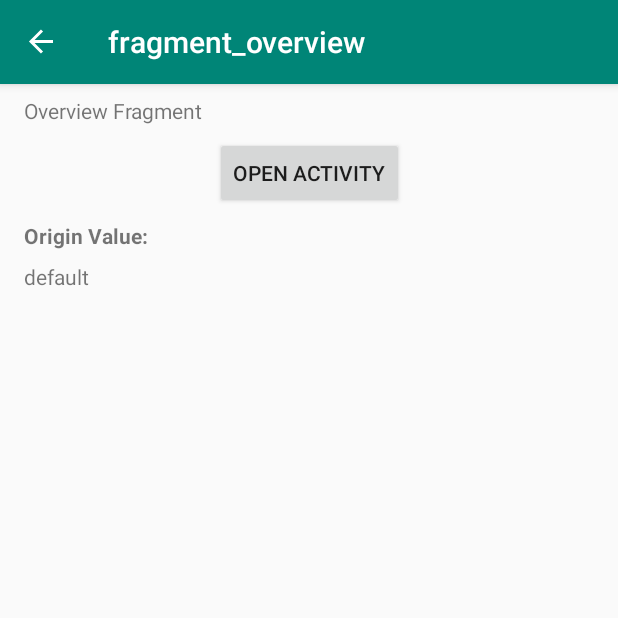
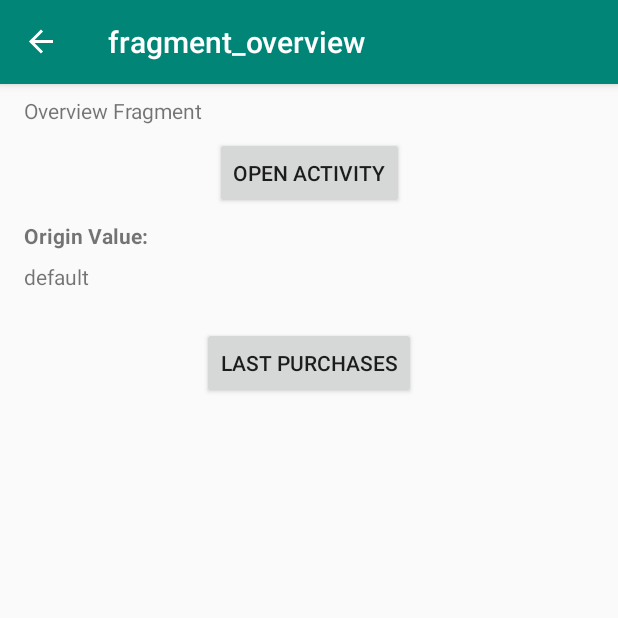
Before and after one commit to dhartwich1991/navigation-component, an Android app: the OverviewFragment screen opened through its navigation route, on a phone screen of 412 x 824 dp, the top half of it. Run offline under Robolectric (Android 15) with nearby library versions, the phone set to English and light mode, and no system bars; our stand-ins replace navigation-ui.

```diff
--- a/app/src/main/AndroidManifest.xml
+++ b/app/src/main/AndroidManifest.xml
@@ -10,6 +10,8 @@
         android:supportsRtl="true"
         android:theme="@style/AppTheme">
         <activity android:name=".MainActivity">
+            <nav-graph android:value="@navigation/mobile_navigation" />
+
             <intent-filter>
                 <action android:name="android.intent.action.MAIN" />
 
--- a/app/src/main/java/com/jdapplications/stationary/navigation/OverviewFragment.kt
+++ b/app/src/main/java/com/jdapplications/stationary/navigation/OverviewFragment.kt
@@ -19,6 +19,10 @@ class OverviewFragment : Fragment() {
             view.findNavController().navigate(R.id.action_overviewFragment_to_stationActivity)
         }
 
+        view.lastPurchasesButton.setOnClickListener {
+            view.findNavController().navigate(R.id.action_overviewFragment_to_lastPurchasesFragment)
+        }
+
         val origin = OverviewFragmentArgs.fromBundle(arguments).origin
         view.originTextView.text = origin
 
--- a/app/src/main/res/layout/fragment_overview.xml
+++ b/app/src/main/res/layout/fragment_overview.xml
@@ -49,5 +49,16 @@
         app:layout_constraintTop_toBottomOf="@+id/textView4"
         app:layout_constraintStart_toStartOf="parent"
         tools:text="Default" />
+    <Button
+        android:id="@+id/lastPurchasesButton"
+        android:layout_width="wrap_content"
+        android:layout_height="wrap_content"
+        android:layout_marginTop="24dp"
+        android:layout_marginStart="16dp"
+        android:layout_marginEnd="16dp"
+        android:text="Last purchases"
+        app:layout_constraintTop_toBottomOf="@+id/originTextView"
+        app:layout_constraintStart_toStartOf="parent"
+        app:layout_constraintEnd_toEndOf="parent" />
 
 </androidx.constraintlayout.widget.ConstraintLayout>
--- a/app/src/main/res/navigation/mobile_navigation.xml
+++ b/app/src/main/res/navigation/mobile_navigation.xml
@@ -30,10 +30,34 @@
             android:name="origin"
             app:argType="string"
             android:defaultValue="default" />
+        <action
+            android:id="@+id/action_overviewFragment_to_lastPurchasesFragment"
+            app:destination="@id/navigation" />
     </fragment>
     <activity
         android:id="@+id/stationActivity"
         android:name="com.jdapplications.stationary.navigation.StationActivity"
         android:label="activity_station"
         tools:layout="@layout/activity_station" />
+    <navigation android:id="@+id/navigation"
+        app:startDestination="@id/lastPurchasesFragment">
+        <fragment
+            android:id="@+id/lastPurchasesFragment"
+            android:name="com.jdapplications.stationary.navigation.LastPurchasesFragment"
+            android:label="fragment_last_purchases"
+            tools:layout="@layout/fragment_last_purchases">
+            <action
+                android:id="@+id/action_lastPurchasesFragment_to_articleDetailFragment"
+                app:destination="@id/articleDetailFragment" />
+        </fragment>
+        <fragment
+            android:id="@+id/articleDetailFragment"
+            android:name="com.jdapplications.stationary.navigation.ArticleDetailFragment"
+            android:label="fragment_article_detail"
+            tools:layout="@layout/fragment_article_detail" />
+        <deepLink
+            android:id="@+id/deepLink"
+            app:uri="navigation://last_purchases"
+            android:autoVerify="true" />
+    </navigation>
 </navigation>
```
Also changed, not shown: app/src/main/java/com/jdapplications/stationary/navigation/ArticleDetailFragment.kt (added, +19 -0 lines), app/src/main/java/com/jdapplications/stationary/navigation/LastPurchasesFragment.kt (added, +24 -0 lines), app/src/main/res/layout/fragment_article_detail.xml (added, +14 -0 lines), app/src/main/res/layout/fragment_last_purchases.xml (added, +31 -0 lines).
